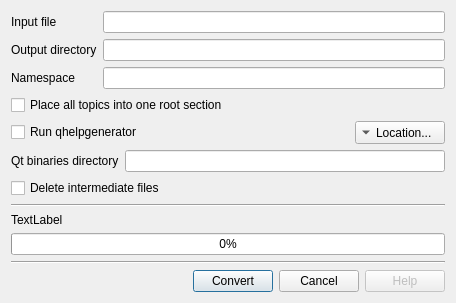
Before: the Qt Designer form dialog.ui in dewhisna/chm2qch, drawn with Qt 5.
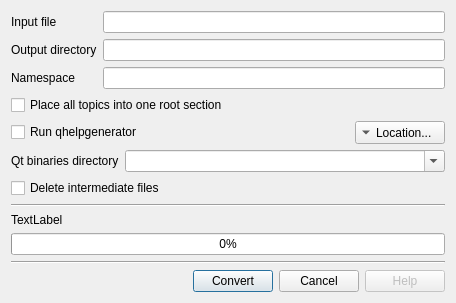
After: the same form once the commit is applied.

Commit message: Combobox to select Qt binaries directory, misc. changes

Diff of the .ui file:
```diff
--- a/dialog.ui
+++ b/dialog.ui
@@ -7,7 +7,7 @@
     <x>0</x>
     <y>0</y>
     <width>456</width>
-    <height>297</height>
+    <height>299</height>
    </rect>
   </property>
   <property name="windowTitle">
@@ -118,7 +118,11 @@
        </widget>
       </item>
       <item row="0" column="1">
-       <widget class="QLineEdit" name="qtDir"/>
+       <widget class="QComboBox" name="qtDir">
+        <property name="editable">
+         <bool>true</bool>
+        </property>
+       </widget>
       </item>
      </layout>
     </widget>
```
The commit also changes 5 other files.
